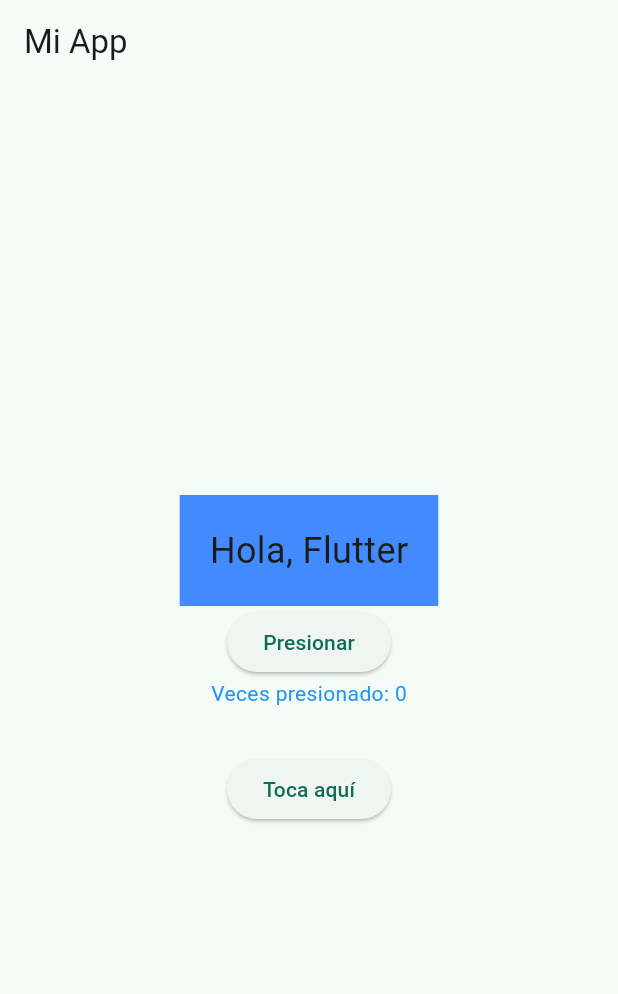
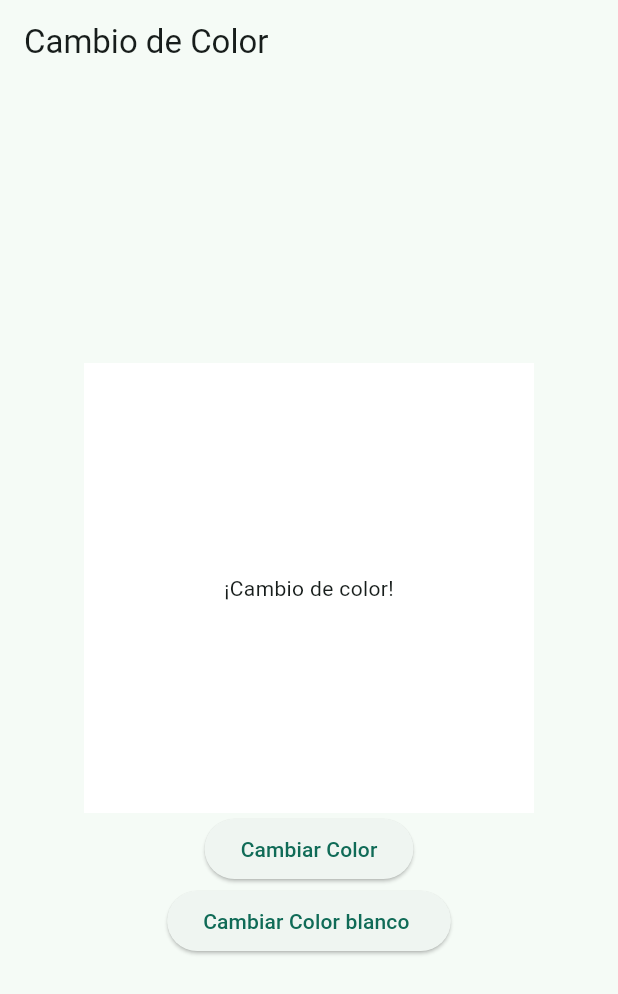
Before and after one commit to martin3093/manazco, a Flutter app: the screen it shows after launch, on a phone screen of 412 x 824 dp. Shown: the top 994 px of the screen. Run offline on Flutter 3.47's test engine with Material 3 defaults, Android fonts, the phone set to English and light mode, and no system bars.

Commit message:
Horas 3-4: Desafio práctico
El estado controla los cambios de color mediante
una lista y un índice que actualiza setState
El Column apila el Container y los botones verticalmente

```diff
--- a/lib/views/main.dart
+++ b/lib/views/main.dart
@@ -1,6 +1,7 @@
 import 'package:flutter/material.dart';
 import 'login_screen.dart';
 import 'package:manazco/views/pantalla_principal.dart';
+import 'package:manazco/views/pantallacambiocolor.dart';
 
 void main() {
   runApp(const MyApp());
@@ -20,7 +21,7 @@ class MyApp extends StatelessWidget {
         useMaterial3: true,
       ),
       // home: const MyHomePage(title: 'Flutter Demo Martin Home Page'),
-      home: const PantallaPrincipal(), // Cambia a PantallaPrincipal
+      home: PantallaCambioColor(), // Cambia a PantallaPrincipal
       // home: const LoginScreen(), // Cambia a LoginScreen si es necesario
       // home: const MyHomePage(title: 'Flutter Demo Home Page'), // Cambia a MyHomePage si es necesario
     );
--- /dev/null
+++ b/lib/views/pantallacambiocolor.dart
@@ -0,0 +1,54 @@
+import 'package:flutter/material.dart';
+
+class PantallaCambioColor extends StatefulWidget {
+  @override
+  _PantallaCambioColorState createState() => _PantallaCambioColorState();
+}
+
+class _PantallaCambioColorState extends State<PantallaCambioColor> {
+  List<Color> _colores = [Colors.blue, Colors.red, Colors.green];
+  int _indiceColor = 0;
+  Color _colorActual = Colors.white; // Color inicial
+
+  void _cambiarColor() {
+    setState(() {
+      _indiceColor = (_indiceColor + 1) % _colores.length;
+      _colorActual = _colores[_indiceColor]; // Cambia el color actual
+    });
+  }
+
+  void _cambiarColorblanco() {
+    setState(() {
+      _colorActual = Colors.white; // Color inicial
+    });
+  }
+
+  @override
+  Widget build(BuildContext context) {
+    return Scaffold(
+      appBar: AppBar(title: Text('Cambio de Color')),
+      body: Center(
+        child: Column(
+          mainAxisAlignment: MainAxisAlignment.center,
+          children: [
+            Container(
+              height: 300,
+              width: 300,
+              color: _colorActual,
+              child: Center(child: Text('¡Cambio de color!')),
+            ),
+
+            ElevatedButton(
+              onPressed: _cambiarColor,
+              child: Text('Cambiar Color'),
+            ),
+            ElevatedButton(
+              onPressed: _cambiarColorblanco,
+              child: Text('Cambiar Color blanco '),
+            ),
+          ],
+        ),
+      ),
+    );
+  }
+}
```
